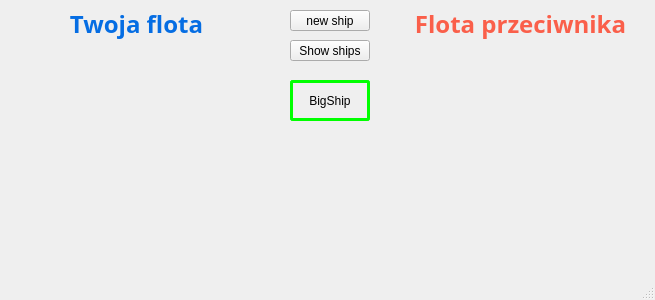
Qt form base.ui (Furgololo1/Battleship) before a commit.
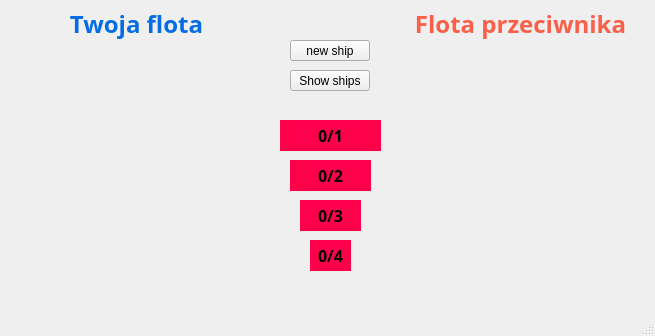
The same form after that commit.

Commit message: Ship Amount

The edit to the form file:
```diff
--- a/base.ui
+++ b/base.ui
@@ -13,7 +13,7 @@
     <x>0</x>
     <y>0</y>
     <width>655</width>
-    <height>300</height>
+    <height>336</height>
    </rect>
   </property>
   <property name="windowTitle">
@@ -24,7 +24,7 @@
     <property name="geometry">
      <rect>
       <x>290</x>
-      <y>10</y>
+      <y>40</y>
       <width>80</width>
       <height>21</height>
      </rect>
@@ -37,7 +37,7 @@
     <property name="geometry">
      <rect>
       <x>290</x>
-      <y>40</y>
+      <y>70</y>
       <width>80</width>
       <height>21</height>
      </rect>
@@ -100,27 +100,124 @@
      <set>Qt::AlignBottom|Qt::AlignHCenter</set>
     </property>
    </widget>
-   <widget class="QPushButton" name="pushButton_3">
+   <widget class="QLabel" name="bigship">
+    <property name="geometry">
+     <rect>
+      <x>280</x>
+      <y>120</y>
+      <width>101</width>
+      <height>31</height>
+     </rect>
+    </property>
+    <property name="font">
+     <font>
+      <family>Arial Black</family>
+      <pointsize>12</pointsize>
+      <weight>75</weight>
+      <bold>true</bold>
+     </font>
+    </property>
+    <property name="styleSheet">
+     <string notr="true">QLabel{
+background-color:#FF004B;
+color: rgb(0,0,0);
+}</string>
+    </property>
+    <property name="text">
+     <string>0/1</string>
+    </property>
+    <property name="alignment">
+     <set>Qt::AlignCenter</set>
+    </property>
+   </widget>
+   <widget class="QLabel" name="mediumship">
     <property name="geometry">
      <rect>
       <x>290</x>
-      <y>80</y>
-      <width>80</width>
-      <height>41</height>
+      <y>160</y>
+      <width>81</width>
+      <height>31</height>
      </rect>
     </property>
+    <property name="font">
+     <font>
+      <family>Arial Black</family>
+      <pointsize>12</pointsize>
+      <weight>75</weight>
+      <bold>true</bold>
+     </font>
+    </property>
     <property name="styleSheet">
-     <string notr="true">QPushButton{
-
-border-width: 3px;
- border-style: solid;
-border-color:rgb(0,255,0);
-border-radius: 3px;
-
+     <string notr="true">QLabel{
+background-color:#FF004B;
+color: rgb(0,0,0);
 }</string>
     </property>
     <property name="text">
-     <string>BigShip</string>
+     <string>0/2</string>
+    </property>
+    <property name="alignment">
+     <set>Qt::AlignCenter</set>
+    </property>
+   </widget>
+   <widget class="QLabel" name="medium2ship">
+    <property name="geometry">
+     <rect>
+      <x>300</x>
+      <y>200</y>
+      <width>61</width>
+      <height>31</height>
+     </rect>
+    </property>
+    <property name="font">
+     <font>
+      <family>Arial Black</family>
+      <pointsize>12</pointsize>
+      <weight>75</weight>
+      <bold>true</bold>
+     </font>
+    </property>
+    <property name="styleSheet">
+     <string notr="true">QLabel{
+background-color:#FF004B;
+color: rgb(0,0,0);
+}</string>
+    </property>
+    <property name="text">
+     <string>0/3</string>
+    </property>
+    <property name="alignment">
+     <set>Qt::AlignCenter</set>
+    </property>
+   </widget>
+   <widget class="QLabel" name="smallship">
+    <property name="geometry">
+     <rect>
+      <x>310</x>
+      <y>240</y>
+      <width>41</width>
+      <height>31</height>
+     </rect>
+    </property>
+    <property name="font">
+     <font>
+      <family>Arial Black</family>
+      <pointsize>12</pointsize>
+      <weight>75</weight>
+      <bold>true</bold>
+     </font>
+    </property>
+    <property name="styleSheet">
+     <string notr="true">QLabel{
+background-color:#FF004B;
+color: rgb(0,0,0);
+}</string>
+    </property>
+    <property name="text">
+     <string>0/4</string>
+    </property>
+    <property name="alignment">
+     <set>Qt::AlignCenter</set>
     </property>
    </widget>
   </widget>
```
The commit also changes 2 other files.
